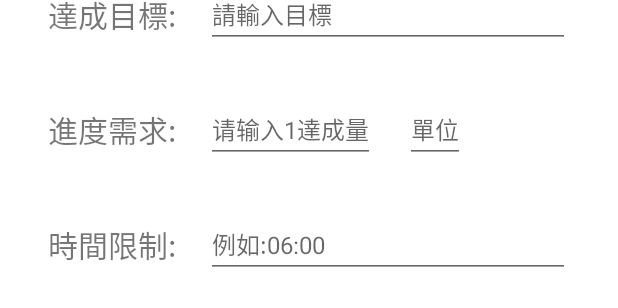
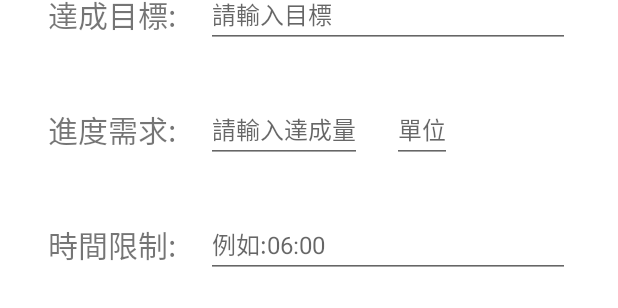
Before and after one commit to heavenrain/StriveLife, an Android app: the layout new_contest.xml on its own in the app's theme, with its tools: preview values and no code run, on a phone screen of 412 x 824 dp. Shown: the part 182-490 px from the top of the screen. Run offline under Robolectric (Android 15) with nearby library versions, the phone set to English and light mode, and no system bars.

Commit message:
UI fixed

```diff
--- a/app/src/main/res/layout/contest_detail.xml
+++ b/app/src/main/res/layout/contest_detail.xml
@@ -45,7 +45,5 @@
         app:layout_constraintTop_toTopOf="parent"
         app:layout_constraintVertical_bias="0.9"
         app:layout_constraintWidth_percent="0.2"/>
-<!--        android:onClick="onBackPressed" />-->
-
 
 </androidx.constraintlayout.widget.ConstraintLayout>
--- a/app/src/main/res/layout/new_contest.xml
+++ b/app/src/main/res/layout/new_contest.xml
@@ -76,7 +76,7 @@
             android:layout_height="wrap_content"
             android:layout_toEndOf="@id/text_how_much"
             android:layout_marginStart="20dp"
-            android:hint="请输入1達成量"
+            android:hint="請輸入達成量"
             android:textSize="16sp" />
 
         <EditText
```
